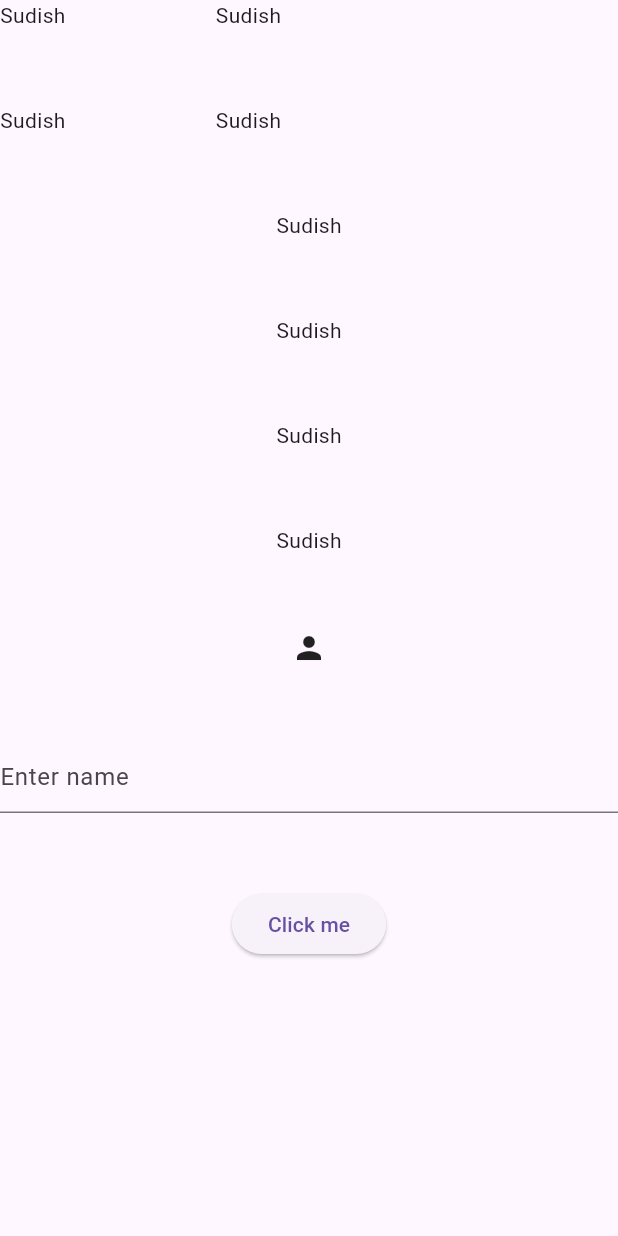
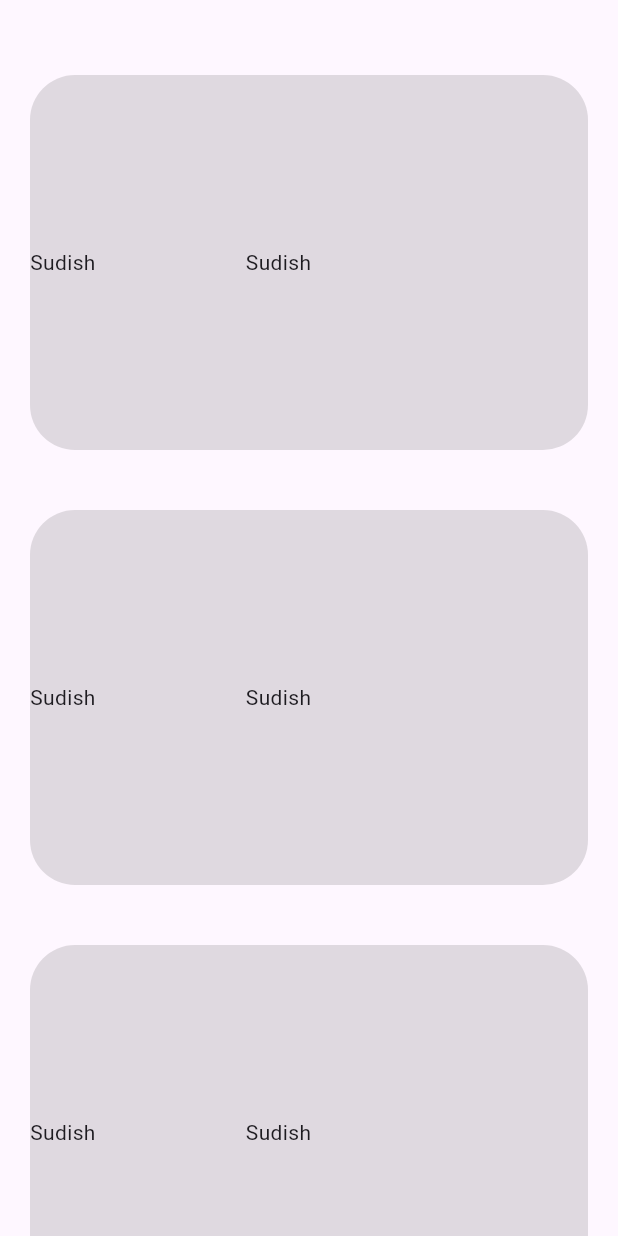
Before and after one commit to sudishk/flutter_basic, a Flutter app: the screen it shows after launch, on a phone screen of 412 x 824 dp. Run offline on Flutter 3.47's test engine with Material 3 defaults, Android fonts, the phone set to English and light mode, and no system bars.

Commit message:
ListView, Wrap, Container and size box added

```diff
--- a/lib/main.dart
+++ b/lib/main.dart
@@ -12,27 +12,94 @@ class MyApp extends StatelessWidget {
   @override
   Widget build(BuildContext context) {
     return MaterialApp(
+      debugShowCheckedModeBanner: false,
       home: Scaffold(
         body: SafeArea(
-          child: Column(
-            crossAxisAlignment: CrossAxisAlignment.center,
-            spacing: 50,
+          child: ListView(
+          padding: EdgeInsets.only(top: 30),
             children: [
-              Row(
-                spacing: 100,
-                children: [
-                  Text("Sudish"),
-                  Text("Sudish"),
-                ],
+
+              Container(
+                margin: EdgeInsets.all(20),
+                height: 250,
+                child:Row(
+                  spacing: 100,
+                  children: [
+                    Text("Sudish"),
+                    Text("Sudish"),
+                  ],
+                ) ,
+                decoration: BoxDecoration(color: Colors.black12, borderRadius: BorderRadius.circular(30)),
               ),
-              Row(
+              Container(
+                margin: EdgeInsets.all(20),
+                height: 250,
+                child:Row(
+                  spacing: 100,
+                  children: [
+                    Text("Sudish"),
+                    Text("Sudish"),
+                  ],
+                ) ,
+                decoration: BoxDecoration(color: Colors.black12, borderRadius: BorderRadius.circular(30)),
+              ),
+              Container(
+                margin: EdgeInsets.all(20),
+                height: 250,
+                child:Row(
+                  spacing: 100,
+                  children: [
+                    Text("Sudish"),
+                    Text("Sudish"),
+                  ],
+                ) ,
+                decoration: BoxDecoration(color: Colors.black12, borderRadius: BorderRadius.circular(30)),
+              ),
+              Container(
+                margin: EdgeInsets.all(20),
+                height: 250,
+                child:Row(
+                  spacing: 100,
+                  children: [
+                    Text("Sudish"),
+                    Text("Sudish"),
+                  ],
+                ) ,
+                decoration: BoxDecoration(color: Colors.black12, borderRadius: BorderRadius.circular(30)),
+              ),
+              Container(
+                margin: EdgeInsets.all(20),
+                height: 250,
+                child:Row(
+                  spacing: 100,
+                  children: [
+                    Text("Sudish"),
+                    Text("Sudish"),
+                  ],
+                ) ,
+                decoration: BoxDecoration(color: Colors.black12, borderRadius: BorderRadius.circular(30)),
+              ),
+              SizedBox(child: Icon(Icons.home),height: 100, width: 100,),
+              Wrap(
                 spacing: 100,
 
                 children: [
                 Text("Sudish"),
                 Text("Sudish"),
+                  Text("Sudish"),
+                  Text("Sudish"),
+                  Text("Sudish"),
+                  Text("Sudish"),
+                  Text("Sudish"),
+                  Text("Sudish"),
+
+                  Text("Sudish"),
+                  Text("Sudish"),Text("Sudish"),
+                  Text("Sudish"),
+
+
+
               ],),
-
               Text("Sudish"),
               Text("Sudish"),
               Text("Sudish"),
```
